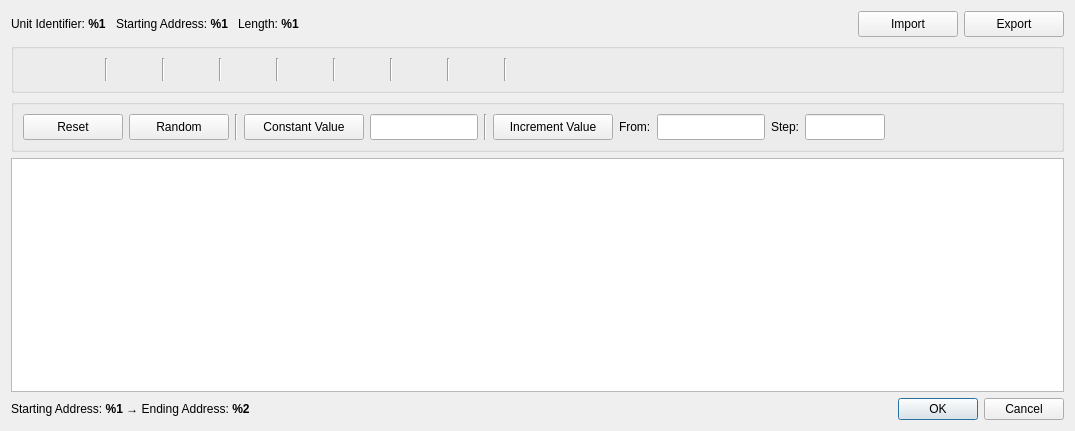
sanny32/OpenModSim, file src/dialogs/dialogforcemultipleregisters.ui: the form before one commit.
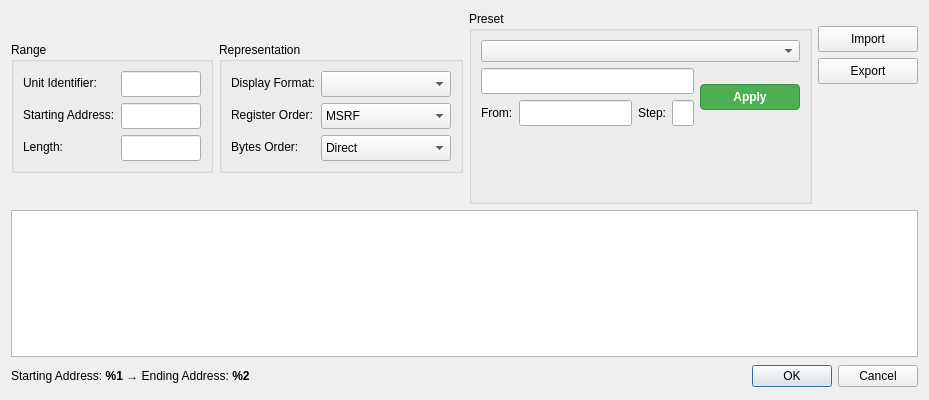
The form after the commit. Icons and pictures are not drawn. Custom widgets are drawn as their Qt base class.

Commit message: refact: Refactoring DialogForceMultipleRegisters

Patch:
```diff
--- a/src/dialogs/dialogforcemultipleregisters.ui
+++ b/src/dialogs/dialogforcemultipleregisters.ui
@@ -6,562 +6,252 @@
    <rect>
     <x>0</x>
     <y>0</y>
-    <width>1075</width>
-    <height>431</height>
+    <width>929</width>
+    <height>400</height>
    </rect>
   </property>
   <property name="minimumSize">
    <size>
-    <width>1075</width>
-    <height>320</height>
+    <width>100</width>
+    <height>26</height>
    </size>
   </property>
   <property name="windowTitle">
    <string>PRESET MULTIPLE REGISTERS</string>
   </property>
-  <layout class="QVBoxLayout" name="verticalLayout">
+  <layout class="QVBoxLayout" name="verticalLayout_2" stretch="0,1,0">
    <item>
     <layout class="QHBoxLayout" name="horizontalLayout_2">
      <item>
-      <layout class="QHBoxLayout" name="horizontalLayout_3">
-       <property name="spacing">
-        <number>10</number>
+      <widget class="QGroupBox" name="groupBoxRange">
+       <property name="sizePolicy">
+        <sizepolicy hsizetype="Fixed" vsizetype="Fixed">
+         <horstretch>0</horstretch>
+         <verstretch>0</verstretch>
+        </sizepolicy>
        </property>
-       <item>
+       <property name="title">
+        <string>Range</string>
+       </property>
+       <layout class="QFormLayout" name="formLayout">
+        <item row="0" column="0">
         <widget class="QLabel" name="labelSlaveDevice">
          <property name="text">
-          <string>&lt;html&gt;&lt;head/&gt;&lt;body&gt;&lt;p&gt;Unit Identifier: &lt;span style=&quot; font-weight:700;&quot;&gt;%1&lt;/span&gt;&lt;/p&gt;&lt;/body&gt;&lt;/html&gt;</string>
+           <string>Unit Identifier:</string>
          </property>
         </widget>
        </item>
-       <item>
+        <item row="0" column="1">
+         <widget class="NumericLineEdit" name="lineEditDeviceId">
+          <property name="minimumSize">
+           <size>
+            <width>65</width>
+            <height>26</height>
+           </size>
+          </property>
+          <property name="maximumSize">
+           <size>
+            <width>80</width>
+            <height>16777215</height>
+           </size>
+          </property>
+          <property name="contextMenuPolicy">
+           <enum>Qt::NoContextMenu</enum>
+          </property>
+         </widget>
+        </item>
+        <item row="1" column="0">
         <widget class="QLabel" name="labelAddress">
          <property name="text">
-          <string>&lt;html&gt;&lt;head/&gt;&lt;body&gt;&lt;p&gt;Starting Address: &lt;span style=&quot; font-weight:700;&quot;&gt;%1&lt;/span&gt;&lt;/p&gt;&lt;/body&gt;&lt;/html&gt;</string>
+           <string>Starting Address:</string>
          </property>
         </widget>
        </item>
-       <item>
+        <item row="1" column="1">
+         <widget class="NumericLineEdit" name="lineEditAddress">
+          <property name="minimumSize">
+           <size>
+            <width>80</width>
+            <height>26</height>
+           </size>
+          </property>
+          <property name="maximumSize">
+           <size>
+            <width>80</width>
+            <height>16777215</height>
+           </size>
+          </property>
+          <property name="contextMenuPolicy">
+           <enum>Qt::NoContextMenu</enum>
+          </property>
+         </widget>
+        </item>
+        <item row="2" column="0">
         <widget class="QLabel" name="labelLength">
          <property name="text">
-          <string>&lt;html&gt;&lt;head/&gt;&lt;body&gt;&lt;p&gt;Length: &lt;span style=&quot; font-weight:700;&quot;&gt;%1&lt;/span&gt;&lt;/p&gt;&lt;/body&gt;&lt;/html&gt;</string>
+           <string>Length:</string>
          </property>
         </widget>
        </item>
-      </layout>
-     </item>
-     <item>
-      <spacer name="horizontalSpacer_2">
-       <property name="orientation">
-        <enum>Qt::Horizontal</enum>
-       </property>
-       <property name="sizeHint" stdset="0">
+        <item row="2" column="1">
+         <widget class="NumericLineEdit" name="lineEditLength">
+          <property name="minimumSize">
+           <size>
+            <width>80</width>
+            <height>26</height>
+           </size>
+          </property>
+          <property name="maximumSize">
         <size>
-         <width>40</width>
-         <height>20</height>
-        </size>
-       </property>
-      </spacer>
-     </item>
+            <width>80</width>
+            <height>16777215</height>
+           </size>
+          </property>
+          <property name="contextMenuPolicy">
+           <enum>Qt::NoContextMenu</enum>
+          </property>
+         </widget>
+        </item>
+       </layout>
+      </widget>
+     </item>
      <item>
-      <widget class="QPushButton" name="pushButtonImport">
+      <widget class="QGroupBox" name="groupBoxRepresentation">
        <property name="sizePolicy">
-        <sizepolicy hsizetype="Preferred" vsizetype="Fixed">
+        <sizepolicy hsizetype="Fixed" vsizetype="Fixed">
          <horstretch>0</horstretch>
          <verstretch>0</verstretch>
         </sizepolicy>
        </property>
-       <property name="minimumSize">
-        <size>
-         <width>100</width>
-         <height>26</height>
-        </size>
+       <property name="title">
+        <string>Representation</string>
        </property>
+       <layout class="QFormLayout" name="formLayout_3">
+        <item row="0" column="0">
+         <widget class="QLabel" name="labelDisplayFormat">
        <property name="text">
-        <string>Import</string>
-       </property>
-       <property name="icon">
-        <iconset resource="../resources.qrc">
-         <normaloff>:/res/icon-import.svg</normaloff>:/res/icon-import.svg</iconset>
-       </property>
-      </widget>
-     </item>
-     <item>
-      <widget class="QPushButton" name="pushButtonExport">
+           <string>Display Format:</string>
+          </property>
+         </widget>
+        </item>
+        <item row="0" column="1">
+         <widget class="QComboBox" name="comboBoxDisplayFormat">
        <property name="sizePolicy">
-        <sizepolicy hsizetype="Preferred" vsizetype="Fixed">
+           <sizepolicy hsizetype="Fixed" vsizetype="Fixed">
          <horstretch>0</horstretch>
          <verstretch>0</verstretch>
         </sizepolicy>
        </property>
        <property name="minimumSize">
         <size>
-         <width>100</width>
+            <width>130</width>
          <height>26</height>
         </size>
        </property>
-       <property name="text">
-        <string>Export</string>
-       </property>
-       <property name="icon">
-        <iconset resource="../resources.qrc">
-         <normaloff>:/res/icon-export.svg</normaloff>:/res/icon-export.svg</iconset>
-       </property>
-      </widget>
-     </item>
-    </layout>
-   </item>
-   <item>
-    <widget class="QGroupBox" name="groupBox_2">
-     <layout class="QHBoxLayout" name="horizontalLayout_4">
-      <item>
-       <widget class="QFrame" name="frameDisplay">
-        <layout class="QHBoxLayout" name="horizontalLayoutDisplay">
-         <property name="spacing">
-          <number>2</number>
-         </property>
-         <property name="leftMargin">
-          <number>4</number>
-         </property>
-         <property name="topMargin">
-          <number>0</number>
-         </property>
-         <property name="rightMargin">
-          <number>4</number>
-         </property>
-         <property name="bottomMargin">
-          <number>0</number>
-         </property>
-         <item>
-          <widget class="QToolButton" name="toolButtonDisplayBinary">
-           <property name="icon">
-            <iconset resource="../resources.qrc">
-             <normaloff>:/res/icon-binary.png</normaloff>:/res/icon-binary.png</iconset>
-           </property>
-           <property name="autoRaise">
-            <bool>true</bool>
-           </property>
-          </widget>
-         </item>
-         <item>
-          <widget class="QToolButton" name="toolButtonDisplayHex">
-           <property name="icon">
-            <iconset resource="../resources.qrc">
-             <normaloff>:/res/icon-hex.png</normaloff>:/res/icon-hex.png</iconset>
-           </property>
-           <property name="autoRaise">
-            <bool>true</bool>
-           </property>
-          </widget>
-         </item>
-         <item>
-          <widget class="QToolButton" name="toolButtonDisplayAnsi">
-           <property name="icon">
-            <iconset resource="../resources.qrc">
-             <normaloff>:/res/icon-ansi.png</normaloff>:/res/icon-ansi.png</iconset>
-           </property>
-           <property name="autoRaise">
-            <bool>true</bool>
-           </property>
-          </widget>
-         </item>
-         <item>
-          <widget class="Line" name="lineDisplay1">
-           <property name="maximumSize">
+         </widget>
+        </item>
+        <item row="1" column="0">
+         <widget class="QLabel" name="labelRegisterOrder">
+          <property name="text">
+           <string>Register Order:</string>
+          </property>
+         </widget>
+        </item>
+        <item row="1" column="1">
+         <widget class="QComboBox" name="comboBoxRegisterOrder">
+          <property name="sizePolicy">
+           <sizepolicy hsizetype="Fixed" vsizetype="Fixed">
+            <horstretch>0</horstretch>
+            <verstretch>0</verstretch>
+           </sizepolicy>
+          </property>
+          <property name="minimumSize">
             <size>
-             <width>16777215</width>
-             <height>24</height>
-            </size>
-           </property>
-           <property name="orientation">
-            <enum>Qt::Vertical</enum>
-           </property>
-          </widget>
-         </item>
+            <width>130</width>
+            <height>26</height>
+           </size>
+          </property>
          <item>
-          <widget class="QToolButton" name="toolButtonDisplayInt16">
-           <property name="icon">
-            <iconset resource="../resources.qrc">
-             <normaloff>:/res/icon-int16.png</normaloff>:/res/icon-int16.png</iconset>
+           <property name="text">
+            <string notr="true">MSRF</string>
            </property>
-           <property name="autoRaise">
-            <bool>true</bool>
-           </property>
-          </widget>
          </item>
          <item>
-          <widget class="QToolButton" name="toolButtonDisplayUInt16">
-           <property name="icon">
-            <iconset resource="../resources.qrc">
-             <normaloff>:/res/icon-uint16.png</normaloff>:/res/icon-uint16.png</iconset>
+           <property name="text">
+            <string notr="true">LSRF</string>
            </property>
-           <property name="autoRaise">
-            <bool>true</bool>
-           </property>
-          </widget>
-         </item>
-         <item>
-          <widget class="Line" name="lineDisplay2">
-           <property name="maximumSize">
-            <size>
-             <width>16777215</width>
-             <height>24</height>
-            </size>
-           </property>
-           <property name="orientation">
-            <enum>Qt::Vertical</enum>
-           </property>
-          </widget>
-         </item>
-         <item>
-          <widget class="QToolButton" name="toolButtonDisplayInt32">
-           <property name="icon">
-            <iconset resource="../resources.qrc">
-             <normaloff>:/res/icon-int32.png</normaloff>:/res/icon-int32.png</iconset>
-           </property>
-           <property name="autoRaise">
-            <bool>true</bool>
-           </property>
-          </widget>
-         </item>
-         <item>
-          <widget class="QToolButton" name="toolButtonDisplayInt32LSRF">
-           <property name="icon">
-            <iconset resource="../resources.qrc">
-             <normaloff>:/res/icon-swapped-int32.png</normaloff>:/res/icon-swapped-int32.png</iconset>
-           </property>
-           <property name="autoRaise">
-            <bool>true</bool>
-           </property>
-          </widget>
-         </item>
-         <item>
-          <widget class="Line" name="lineDisplay3">
-           <property name="maximumSize">
-            <size>
-             <width>16777215</width>
-             <height>24</height>
-            </size>
-           </property>
-           <property name="orientation">
-            <enum>Qt::Vertical</enum>
-           </property>
-          </widget>
-         </item>
-         <item>
-          <widget class="QToolButton" name="toolButtonDisplayUInt32">
-           <property name="icon">
-            <iconset resource="../resources.qrc">
-             <normaloff>:/res/icon-uint32.png</normaloff>:/res/icon-uint32.png</iconset>
-           </property>
-           <property name="autoRaise">
-            <bool>true</bool>
-           </property>
-          </widget>
-         </item>
-         <item>
-          <widget class="QToolButton" name="toolButtonDisplayUInt32LSRF">
-           <property name="icon">
-            <iconset resource="../resources.qrc">
-             <normaloff>:/res/icon-swapped-uint32.png</normaloff>:/res/icon-swapped-uint32.png</iconset>
-           </property>
-           <property name="autoRaise">
-            <bool>true</bool>
-           </property>
-          </widget>
-         </item>
-         <item>
-          <widget class="Line" name="lineDisplay4">
-           <property name="maximumSize">
-            <size>
-             <width>16777215</width>
-             <height>24</height>
-            </size>
-           </property>
-           <property name="orientation">
-            <enum>Qt::Vertical</enum>
-           </property>
-          </widget>
-         </item>
-         <item>
-          <widget class="QToolButton" name="toolButtonDisplayInt64">
-           <property name="icon">
-            <iconset resource="../resources.qrc">
-             <normaloff>:/res/icon-int64.png</normaloff>:/res/icon-int64.png</iconset>
-           </property>
-           <property name="autoRaise">
-            <bool>true</bool>
-           </property>
-          </widget>
-         </item>
-         <item>
-          <widget class="QToolButton" name="toolButtonDisplayInt64LSRF">
-           <property name="icon">
-            <iconset resource="../resources.qrc">
-             <normaloff>:/res/icon-swapped-int64.png</normaloff>:/res/icon-swapped-int64.png</iconset>
-           </property>
-           <property name="autoRaise">
-            <bool>true</bool>
-           </property>
-          </widget>
-         </item>
-         <item>
-          <widget class="Line" name="lineDisplay5">
-           <property name="maximumSize">
-            <size>
-             <width>16777215</width>
-             <height>24</height>
-            </size>
-           </property>
-           <property name="orientation">
-            <enum>Qt::Vertical</enum>
-           </property>
-          </widget>
-         </item>
-         <item>
-          <widget class="QToolButton" name="toolButtonDisplayUInt64">
-           <property name="icon">
-            <iconset resource="../resources.qrc">
-             <normaloff>:/res/icon-uint64.png</normaloff>:/res/icon-uint64.png</iconset>
-           </property>
-           <property name="autoRaise">
-            <bool>true</bool>
-           </property>
-          </widget>
-         </item>
-         <item>
-          <widget class="QToolButton" name="toolButtonDisplayUInt64LSRF">
-           <property name="icon">
-            <iconset resource="../resources.qrc">
-             <normaloff>:/res/icon-swapped-uint64.png</normaloff>:/res/icon-swapped-uint64.png</iconset>
-           </property>
-           <property name="autoRaise">
-            <bool>true</bool>
-           </property>
-          </widget>
-         </item>
-         <item>
-          <widget class="Line" name="lineDisplay6">
-           <property name="maximumSize">
-            <size>
-             <width>16777215</width>
-             <height>24</height>
-            </size>
-           </property>
-           <property name="orientation">
-            <enum>Qt::Vertical</enum>
-           </property>
-          </widget>
-         </item>
-         <item>
-          <widget class="QToolButton" name="toolButtonDisplayFloat32">
-           <property name="icon">
-            <iconset resource="../resources.qrc">
-             <normaloff>:/res/icon-floating-pt.png</normaloff>:/res/icon-floating-pt.png</iconset>
-           </property>
-           <property name="autoRaise">
-            <bool>true</bool>
-           </property>
-          </widget>
-         </item>
-         <item>
-          <widget class="QToolButton" name="toolButtonDisplayFloat32LSRF">
-           <property name="icon">
-            <iconset resource="../resources.qrc">
-             <normaloff>:/res/icon-swapped-fp.png</normaloff>:/res/icon-swapped-fp.png</iconset>
-           </property>
-           <property name="autoRaise">
-            <bool>true</bool>
-           </property>
-          </widget>
-         </item>
-         <item>
-          <widget class="Line" name="lineDisplay7">
-           <property name="maximumSize">
-            <size>
-             <width>16777215</width>
-             <height>24</height>
-            </size>
-           </property>
-           <property name="orientation">
-            <enum>Qt::Vertical</enum>
-           </property>
-          </widget>
-         </item>
-         <item>
-          <widget class="QToolButton" name="toolButtonDisplayFloat64">
-           <property name="icon">
-            <iconset resource="../resources.qrc">
-             <normaloff>:/res/icon-dbl-float.png</normaloff>:/res/icon-dbl-float.png</iconset>
-           </property>
-           <property name="autoRaise">
-            <bool>true</bool>
-           </property>
-          </widget>
-         </item>
-         <item>
-          <widget class="QToolButton" name="toolButtonDisplayFloat64LSRF">
-           <property name="icon">
-            <iconset resource="../resources.qrc">
-             <normaloff>:/res/icon-swapped-dbl.png</normaloff>:/res/icon-swapped-dbl.png</iconset>
-           </property>
-           <property name="autoRaise">
-            <bool>true</bool>
-           </property>
-          </widget>
-         </item>
-         <item>
-          <widget class="Line" name="lineDisplay8">
-           <property name="maximumSize">
-            <size>
-             <width>16777215</width>
-             <height>24</height>
-            </size>
-           </property>
-           <property name="orientation">
-            <enum>Qt::Vertical</enum>
-           </property>
-          </widget>
-         </item>
-         <item>
-          <widget class="QToolButton" name="toolButtonDisplaySwapBytes">
-           <property name="icon">
-            <iconset resource="../resources.qrc">
-             <normaloff>:/res/icon-swap-bytes.png</normaloff>:/res/icon-swap-bytes.png</iconset>
-           </property>
-           <property name="autoRaise">
-            <bool>true</bool>
-           </property>
-          </widget>
-         </item>
-        </layout>
-       </widget>
-      </item>
-      <item>
-       <spacer name="horizontalSpacer">
-        <property name="orientation">
-         <enum>Qt::Horizontal</enum>
-        </property>
-        <property name="sizeHint" stdset="0">
-         <size>
-          <width>40</width>
-          <height>20</height>
-         </size>
-        </property>
-       </spacer>
-      </item>
-     </layout>
-    </widget>
-   </item>
-   <item>
-    <widget class="QGroupBox" name="groupBox">
-     <layout class="QHBoxLayout" name="horizontalLayout_6">
-      <item>
-       <widget class="QPushButton" name="pushButton0">
+          </item>
+         </widget>
+        </item>
+        <item row="2" column="0">
+         <widget class="QLabel" name="labelBytes">
+          <property name="text">
+           <string>Bytes Order:</string>
+          </property>
+         </widget>
+        </item>
+        <item row="2" column="1">
+         <widget class="QComboBox" name="comboBoxByteOrder">
+          <property name="sizePolicy">
+           <sizepolicy hsizetype="Fixed" vsizetype="Fixed">
+            <horstretch>0</horstretch>
+            <verstretch>0</verstretch>
+           </sizepolicy>
+          </property>
         <property name="minimumSize">
          <size>
-          <width>100</width>
+            <width>130</width>
           <height>26</height>
          </size>
         </property>
+          <item>
         <property name="text">
-         <string>Reset</string>
-        </property>
-        <property name="icon">
-         <iconset resource="../resources.qrc">
-          <normaloff>:/res/icon-reset.svg</normaloff>:/res/icon-reset.svg</iconset>
-        </property>
-       </widget>
+            <string notr="true">Direct</string>
+           </property>
       </item>
       <item>
-       <widget class="QPushButton" name="pushButtonRandom">
-        <property name="minimumSize">
-         <size>
-          <width>100</width>
-          <height>26</height>
-         </size>
-        </property>
         <property name="text">
-         <string>Random</string>
-        </property>
-        <property name="icon">
-         <iconset resource="../resources.qrc">
-          <normaloff>:/res/icon-random.svg</normaloff>:/res/icon-random.svg</iconset>
-        </property>
-       </widget>
-      </item>
-      <item>
-       <widget class="Line" name="line">
-        <property name="orientation">
-         <enum>Qt::Vertical</enum>
-        </property>
+            <string notr="true">Swapped</string>
+           </property>
+          </item>
+         </widget>
+        </item>
+       </layout>
        </widget>
       </item>
       <item>
-       <widget class="QPushButton" name="pushButtonValue">
-        <property name="minimumSize">
-         <size>
-          <width>120</width>
-          <height>26</height>
-         </size>
-        </property>
-        <property name="text">
-         <string>Constant Value</string>
-        </property>
-        <property name="icon">
-         <iconset resource="../resources.qrc">
-          <normaloff>:/res/icon-constant.svg</normaloff>:/res/icon-constant.svg</iconset>
-        </property>
-       </widget>
-      </item>
+      <widget class="QGroupBox" name="groupBoxPreset">
+       <property name="sizePolicy">
+        <sizepolicy hsizetype="Fixed" vsizetype="Fixed">
+         <horstretch>0</horstretch>
+         <verstretch>0</verstretch>
+        </sizepolicy>
+       </property>
+       <property name="title">
+        <string>Preset</string>
+       </property>
+       <layout class="QGridLayout" name="gridLayout">
+        <item row="0" column="0" colspan="2">
+         <widget class="QComboBox" name="comboBoxPreset"/>
+        </item>
+        <item row="1" column="0" colspan="2">
+         <layout class="QHBoxLayout" name="horizontalLayoutPresetRow">
+          <item>
+           <layout class="QVBoxLayout" name="verticalLayout_3">
       <item>
        <widget class="NumericLineEdit" name="lineEditValue">
-        <property name="sizePolicy">
-         <sizepolicy hsizetype="Fixed" vsizetype="Fixed">
-          <horstretch>0</horstretch>
-          <verstretch>0</verstretch>
-         </sizepolicy>
-        </property>
         <property name="minimumSize">
          <size>
           <width>0</width>
           <height>26</height>
          </size>
         </property>
-        <property name="maximumSize">
-         <size>
-          <width>150</width>
-          <height>16777215</height>
-         </size>
-        </property>
        </widget>
       </item>
       <item>
-       <widget class="Line" name="line_2">
-        <property name="orientation">
-         <enum>Qt::Vertical</enum>
-        </property>
-       </widget>
-      </item>
+             <layout class="QHBoxLayout" name="horizontalLayoutIncrement" stretch="3,1">
       <item>
-       <layout class="QHBoxLayout" name="horizontalLayout_5">
-        <item>
-         <widget class="QPushButton" name="pushButtonInc">
-          <property name="minimumSize">
-           <size>
-            <width>120</width>
-            <height>26</height>
-           </size>
-          </property>
-          <property name="text">
-           <string>Increment Value</string>
-          </property>
-          <property name="icon">
-           <iconset resource="../resources.qrc">
-            <normaloff>:/res/icon-increment.svg</normaloff>:/res/icon-increment.svg</iconset>
-          </property>
-         </widget>
-        </item>
+               <layout class="QHBoxLayout" name="horizontalLayout_3">
         <item>
          <widget class="QLabel" name="labelStart">
           <property name="text">
@@ -572,7 +262,7 @@
         <item>
          <widget class="NumericLineEdit" name="lineEditStartValue">
           <property name="sizePolicy">
-           <sizepolicy hsizetype="Fixed" vsizetype="Fixed">
+                   <sizepolicy hsizetype="Expanding" vsizetype="Fixed">
             <horstretch>0</horstretch>
             <verstretch>0</verstretch>
            </sizepolicy>
@@ -583,14 +273,12 @@
             <height>26</height>
            </size>
           </property>
-          <property name="maximumSize">
-           <size>
-            <width>150</width>
-            <height>16777215</height>
-           </size>
-          </property>
-         </widget>
-        </item>
+                 </widget>
+                </item>
+               </layout>
+              </item>
+              <item>
+               <layout class="QHBoxLayout" name="horizontalLayout_4">
         <item>
          <widget class="QLabel" name="labelStep">
           <property name="text">
@@ -601,7 +289,7 @@
         <item>
          <widget class="NumericLineEdit" name="lineEditStep">
           <property name="sizePolicy">
-           <sizepolicy hsizetype="Fixed" vsizetype="Fixed">
+                   <sizepolicy hsizetype="Expanding" vsizetype="Fixed">
             <horstretch>0</horstretch>
             <verstretch>0</verstretch>
            </sizepolicy>
@@ -612,18 +300,85 @@
             <height>26</height>
            </size>
           </property>
-          <property name="maximumSize">
+                 </widget>
+                </item>
+               </layout>
+              </item>
+             </layout>
+            </item>
+           </layout>
+          </item>
+          <item>
+           <widget class="QWidget" name="widgetPresetApplyRight" native="true">
+            <layout class="QHBoxLayout" name="horizontalLayoutPresetApplyRight">
+             <property name="leftMargin">
+              <number>0</number>
+             </property>
+             <property name="topMargin">
+              <number>0</number>
+             </property>
+             <property name="rightMargin">
+              <number>0</number>
+             </property>
+             <property name="bottomMargin">
+              <number>0</number>
+             </property>
+             <item>
+              <widget class="QPushButton" name="pushButtonValue">
+               <property name="minimumSize">
            <size>
-            <width>80</width>
-            <height>16777215</height>
-           </size>
-          </property>
+                 <width>100</width>
+                 <height>26</height>
+                </size>
+               </property>
+               <property name="styleSheet">
+                <string notr="true">QPushButton {
+            color: white;
+            padding: 4px 12px;
+            background-color: #4CAF50;
+            border: 1px solid #3e8e41;
+            border-radius: 4px;
+            font-weight: 600;
+        }
+        QPushButton:hover {
+            background-color: #45a049;
+        }
+        QPushButton:pressed {
+            background-color: #3e8e41;
+        }
+        QPushButton:disabled {
+            color: #707070;
+            background-color: #e6e6e6;
+            border-color: #c8c8c8;
+        }</string>
+               </property>
+               <property name="text">
+                <string>Apply</string>
+               </property>
          </widget>
         </item>
        </layout>
-      </item>
+           </widget>
+          </item>
+         </layout>
+        </item>
+        <item row="2" column="0" colspan="2">
+         <widget class="QWidget" name="widgetPresetApplyBottom" native="true">
+          <layout class="QHBoxLayout" name="horizontalLayoutPresetApply">
+           <property name="leftMargin">
+            <number>0</number>
+           </property>
+           <property name="topMargin">
+            <number>0</number>
+           </property>
+           <property name="rightMargin">
+            <number>0</number>
+           </property>
+           <property name="bottomMargin">
+            <number>0</number>
+           </property>
       <item>
-       <spacer name="horizontalSpacer_3">
+            <spacer name="horizontalSpacerPresetApply">
         <property name="orientation">
          <enum>Qt::Horizontal</enum>
         </property>
@@ -637,6 +392,116 @@
       </item>
      </layout>
     </widget>
+        </item>
+        <item row="3" column="0" colspan="2">
+         <spacer name="verticalSpacer_3">
+          <property name="orientation">
+           <enum>Qt::Vertical</enum>
+          </property>
+          <property name="sizeHint" stdset="0">
+           <size>
+            <width>20</width>
+            <height>40</height>
+           </size>
+          </property>
+         </spacer>
+        </item>
+       </layout>
+      </widget>
+     </item>
+     <item>
+      <spacer name="horizontalSpacer_2">
+       <property name="orientation">
+        <enum>Qt::Horizontal</enum>
+       </property>
+       <property name="sizeHint" stdset="0">
+        <size>
+         <width>40</width>
+         <height>20</height>
+        </size>
+       </property>
+      </spacer>
+     </item>
+     <item>
+      <layout class="QVBoxLayout" name="verticalLayout">
+       <item>
+        <spacer name="verticalSpacer_2">
+         <property name="orientation">
+          <enum>Qt::Vertical</enum>
+         </property>
+         <property name="sizeType">
+          <enum>QSizePolicy::Fixed</enum>
+         </property>
+         <property name="sizeHint" stdset="0">
+          <size>
+           <width>20</width>
+           <height>15</height>
+          </size>
+         </property>
+        </spacer>
+       </item>
+       <item>
+        <widget class="QPushButton" name="pushButtonImport">
+         <property name="sizePolicy">
+          <sizepolicy hsizetype="Preferred" vsizetype="Fixed">
+           <horstretch>0</horstretch>
+           <verstretch>0</verstretch>
+          </sizepolicy>
+         </property>
+         <property name="minimumSize">
+          <size>
+           <width>100</width>
+           <height>26</height>
+          </size>
+         </property>
+         <property name="text">
+          <string>Import</string>
+         </property>
+         <property name="icon">
+          <iconset resource="../resources.qrc">
+           <normaloff>:/res/icon-import.svg</normaloff>:/res/icon-import.svg</iconset>
+         </property>
+        </widget>
+       </item>
+       <item>
+        <widget class="QPushButton" name="pushButtonExport">
+         <property name="sizePolicy">
+          <sizepolicy hsizetype="Preferred" vsizetype="Fixed">
+           <horstretch>0</horstretch>
+           <verstretch>0</verstretch>
+          </sizepolicy>
+         </property>
+         <property name="minimumSize">
+          <size>
+           <width>100</width>
+           <height>26</height>
+          </size>
+         </property>
+         <property name="text">
+          <string>Export</string>
+         </property>
+         <property name="icon">
+          <iconset resource="../resources.qrc">
+           <normaloff>:/res/icon-export.svg</normaloff>:/res/icon-export.svg</iconset>
+         </property>
+        </widget>
+       </item>
+       <item>
+        <spacer name="verticalSpacer">
+         <property name="orientation">
+          <enum>Qt::Vertical</enum>
+         </property>
+         <property name="sizeHint" stdset="0">
+          <size>
+           <width>20</width>
+           <height>40</height>
+          </size>
+         </property>
+        </spacer>
+       </item>
+      </layout>
+     </item>
+    </layout>
    </item>
    <item>
     <widget class="QTableWidget" name="tableWidget">
@@ -683,6 +548,12 @@
      </item>
      <item>
       <widget class="QDialogButtonBox" name="buttonBox">
+       <property name="minimumSize">
+        <size>
+         <width>0</width>
+         <height>26</height>
+        </size>
+       </property>
        <property name="orientation">
         <enum>Qt::Horizontal</enum>
        </property>
```
Left out of the diff: 254 changed lines with no effect on the pictures. Lines whose indentation alone changed are shown as unchanged. The commit also changes 6 other files.
